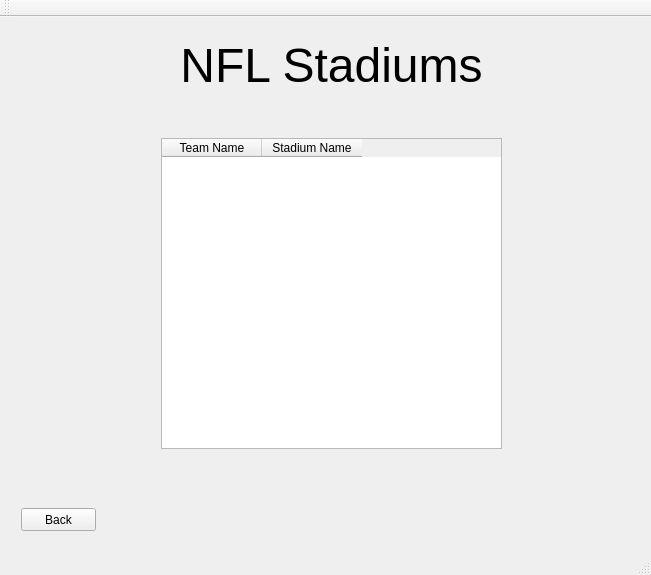
Above: mainwindow.ui from Jesus0342/CS1D-Project-2 before the change. Below: the same form after it.
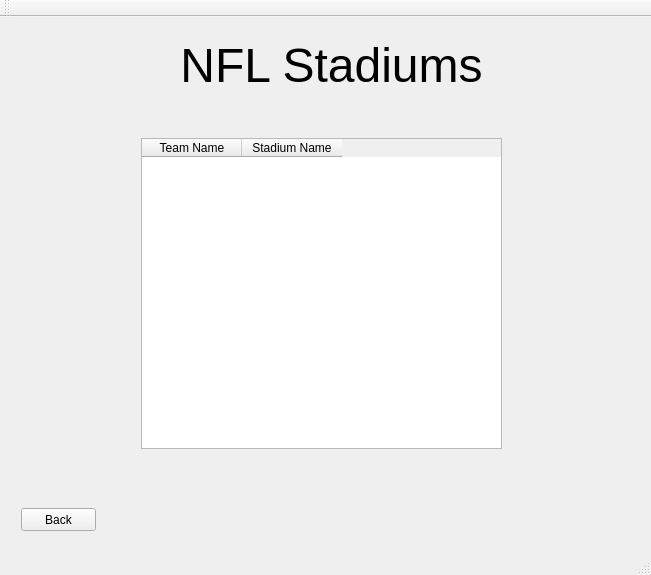
That is the form after the change. The open tabs and pages were chosen to show the change.

```diff
--- a/mainwindow.ui
+++ b/mainwindow.ui
@@ -350,9 +350,9 @@
        <widget class="QTableWidget" name="tableWidget_viewStadiums">
         <property name="geometry">
          <rect>
-          <x>150</x>
+          <x>130</x>
           <y>110</y>
-          <width>341</width>
+          <width>361</width>
           <height>311</height>
          </rect>
         </property>
```
Left out of the diff: 2 changed lines with no effect on the pictures.
